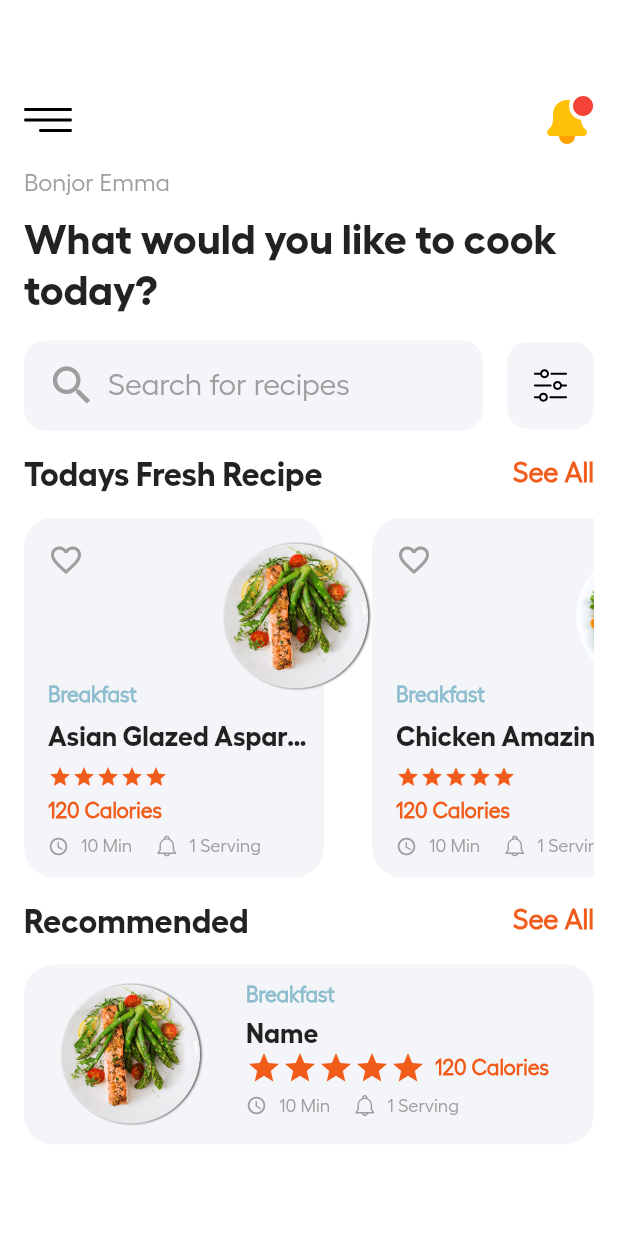
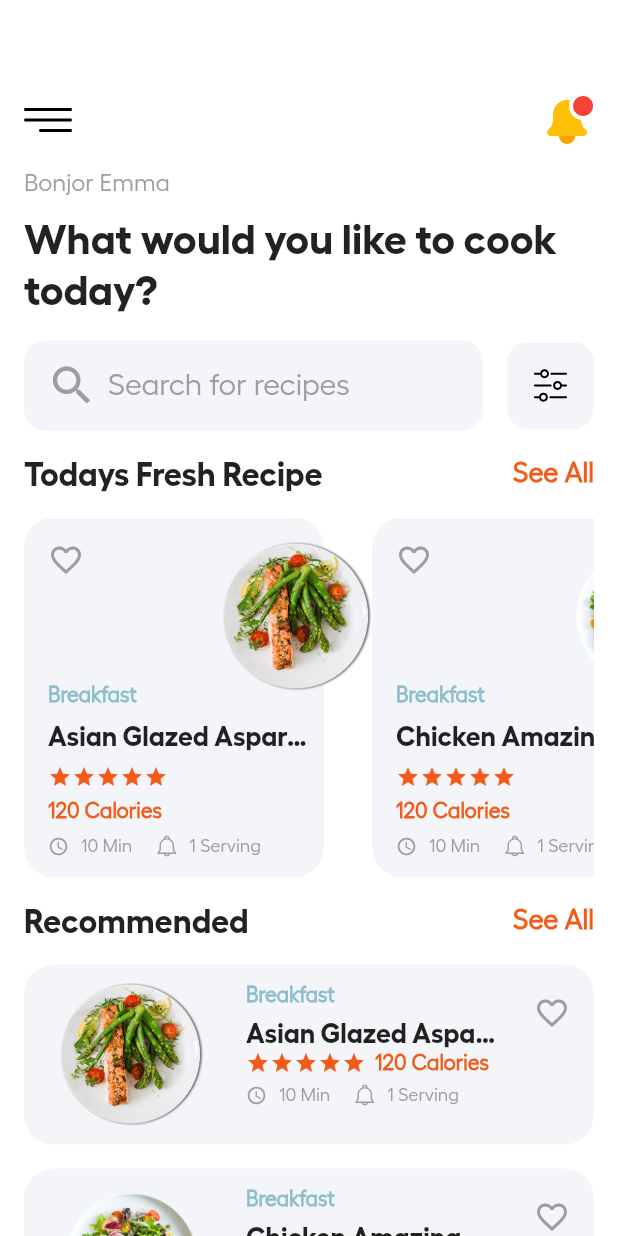
Before and after one commit to rivaldofez/foocarie, a Flutter app: the screen it shows after launch, on a phone screen of 412 x 824 dp. Run offline on Flutter 3.47's test engine with Material 2 defaults, Android fonts, the phone set to English and light mode, and no system bars; our stand-ins replace flutter_svg.

Commit message:
make basic detail recipe screen

```diff
--- a/lib/main.dart
+++ b/lib/main.dart
@@ -7,6 +7,7 @@ void main() {
   SystemChrome.setSystemUIOverlayStyle(
     SystemUiOverlayStyle(
       statusBarColor: Colors.transparent,
+      statusBarIconBrightness: Brightness.dark,
     ),
   );
   runApp(const MyApp());
--- a/lib/screens/home_screen.dart
+++ b/lib/screens/home_screen.dart
@@ -1,6 +1,7 @@
 import 'package:flutter/material.dart';
 import 'package:flutter_svg/flutter_svg.dart';
 import 'package:foocarie/constants.dart';
+import 'package:foocarie/screens/detail_recipe_screen.dart';
 
 class HomeScreen extends StatefulWidget {
   @override
@@ -9,6 +10,23 @@ class HomeScreen extends StatefulWidget {
 
 class _HomeScreenState extends State<HomeScreen> {
   List freshList = [
+    {"image": "assets/images/asparagus.png", "name": "Asian Glazed Asparagus"},
+    {
+      "image": "assets/images/chicken_fried_rice.png",
+      "name": "Chicken Amazing Fried Rice"
+    },
+    {
+      "image": "assets/images/filete_con_papas_cambray.png",
+      "name": "Con Papas Cambray Spicy"
+    },
+    {
+      "image": "assets/images/pasta_bolognese.png",
+      "name": "Pasta Bolognese Sweet Creamy"
+    },
+    {"image": "assets/images/steak_bacon.png", "name": "Steak Bacon Smoke"}
+  ];
+
+  List recommendedList = [
     {"image": "assets/images/asparagus.png", "name": "Asian Glazed Asparagus"},
     {
       "image": "assets/images/chicken_fried_rice.png",
@@ -149,7 +167,10 @@ class _HomeScreenState extends State<HomeScreen> {
                   shrinkWrap: true,
                   itemCount: freshList.length,
                   itemBuilder: (context, index) {
-                    return Container(
+                    return GestureDetector(
+                      onTap: () => Navigator.of(context).push(MaterialPageRoute(
+                          builder: (context) => DetailRecipe())),
+                      child: Container(
                         margin: EdgeInsets.only(right: 32),
                         height: 240,
                         width: 200,
@@ -268,6 +289,7 @@ class _HomeScreenState extends State<HomeScreen> {
                             )
                           ],
                         ),
+                      ),
                     );
                   },
                 ),
@@ -293,13 +315,23 @@ class _HomeScreenState extends State<HomeScreen> {
                 ],
               ),
               SizedBox(height: 16),
-              Container(
+              ListView.builder(
+                physics: NeverScrollableScrollPhysics(),
+                itemCount: recommendedList.length,
+                padding: EdgeInsets.zero,
+                shrinkWrap: true,
+                itemBuilder: (context, index) {
+                  return GestureDetector(
+                    onTap: () => Navigator.of(context).push(MaterialPageRoute(
+                        builder: (context) => DetailRecipe())),
+                    child: Container(
                       height: 120,
                       width: MediaQuery.of(context).size.width,
                       padding: EdgeInsets.symmetric(
                         horizontal: 12,
                         vertical: 12,
                       ),
+                      margin: EdgeInsets.only(bottom: 16),
                       decoration: BoxDecoration(
                         color: kPrimaryColor,
                         borderRadius: BorderRadius.circular(20),
@@ -307,7 +339,7 @@ class _HomeScreenState extends State<HomeScreen> {
                       child: Row(
                         children: [
                           Image.asset(
-                      "assets/images/asparagus.png",
+                            recommendedList[index]["image"],
                             height: 180,
                             width: 120,
                             fit: BoxFit.contain,
@@ -328,7 +360,7 @@ class _HomeScreenState extends State<HomeScreen> {
                                   ),
                                   SizedBox(height: 6),
                                   Text(
-                              "Name",
+                                    recommendedList[index]["name"],
                                     overflow: TextOverflow.ellipsis,
                                     style: TextStyle(
                                       fontSize: 18,
@@ -343,6 +375,7 @@ class _HomeScreenState extends State<HomeScreen> {
                                           (index) => Icon(
                                             Icons.star,
                                             color: kOrangeColor,
+                                            size: 16,
                                           ),
                                         ),
                                       ),
@@ -370,7 +403,8 @@ class _HomeScreenState extends State<HomeScreen> {
                                           Text(
                                             "10 Min",
                                             style: TextStyle(
-                                          fontSize: 12, color: Colors.grey),
+                                                fontSize: 12,
+                                                color: Colors.grey),
                                           ),
                                         ],
                                       ),
@@ -386,7 +420,8 @@ class _HomeScreenState extends State<HomeScreen> {
                                           Text(
                                             "1 Serving",
                                             style: TextStyle(
-                                          fontSize: 12, color: Colors.grey),
+                                                fontSize: 12,
+                                                color: Colors.grey),
                                           ),
                                         ],
                                       ),
@@ -396,8 +431,25 @@ class _HomeScreenState extends State<HomeScreen> {
                               ),
                             ),
                           ),
+                          Align(
+                            alignment: Alignment.topRight,
+                            child: Container(
+                              height: 28,
+                              width: 36,
+                              child: IconButton(
+                                onPressed: () {},
+                                icon: Icon(
+                                  Icons.favorite_border,
+                                  color: Colors.grey,
+                                ),
+                              ),
+                            ),
+                          ),
                         ],
                       ),
+                    ),
+                  );
+                },
               ),
             ],
           ),
```
Also changed, not shown: lib/screens/detail_recipe_screen.dart (added, +51 -0 lines). Lines whose indentation alone changed are shown as unchanged.
